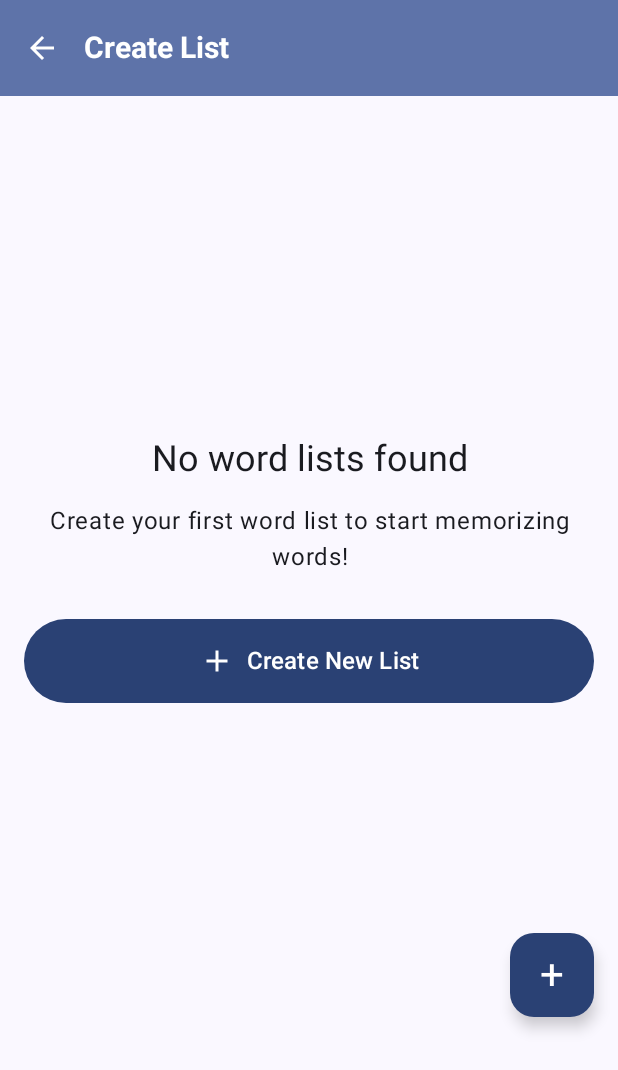
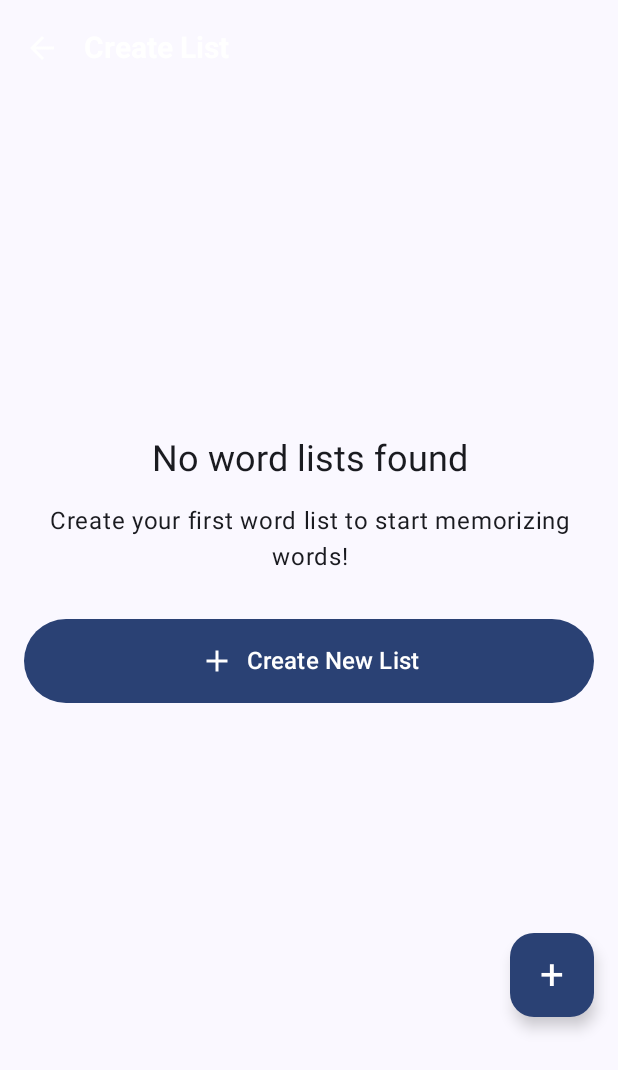
Before and after one commit to Furkanbariss/Memorize_Words, an Android app built with Jetpack Compose: the AddWordsScreen screen opened through its navigation route, on a phone screen of 412 x 824 dp. Shown: the top 1070 px of the screen. Run offline under Robolectric (Android 15) with nearby library versions, the phone set to English and light mode, and no system bars; our stand-ins replace AdMob; 1 statement that could not run was skipped.

Commit message:
topbar fixed

```diff
--- a/app/src/main/java/com/furkanbarissonmezisik/memorizewords/ui/screen/AddWordsScreen.kt
+++ b/app/src/main/java/com/furkanbarissonmezisik/memorizewords/ui/screen/AddWordsScreen.kt
@@ -12,6 +12,7 @@ import androidx.compose.material3.*
 import androidx.compose.runtime.*
 import androidx.compose.ui.Alignment
 import androidx.compose.ui.Modifier
+import androidx.compose.ui.graphics.Color
 import androidx.compose.ui.text.font.FontWeight
 import androidx.compose.ui.text.style.TextAlign
 import androidx.compose.ui.unit.dp
@@ -82,7 +83,7 @@ fun AddWordsScreen(
                     }
                 },
                 colors = TopAppBarDefaults.topAppBarColors(
-                    containerColor = MaterialTheme.colorScheme.primaryContainer,
+                    containerColor = Color.Transparent,
                     titleContentColor = MaterialTheme.colorScheme.onPrimaryContainer,
                     navigationIconContentColor = MaterialTheme.colorScheme.onPrimaryContainer
                 )
--- a/app/src/main/java/com/furkanbarissonmezisik/memorizewords/ui/screen/HomeScreen.kt
+++ b/app/src/main/java/com/furkanbarissonmezisik/memorizewords/ui/screen/HomeScreen.kt
@@ -11,6 +11,7 @@ import androidx.compose.material3.*
 import androidx.compose.runtime.*
 import androidx.compose.ui.Alignment
 import androidx.compose.ui.Modifier
+import androidx.compose.ui.graphics.Color
 import androidx.compose.ui.text.font.FontWeight
 import androidx.compose.ui.text.style.TextAlign
 import androidx.compose.ui.unit.dp
@@ -74,7 +75,7 @@ fun HomeScreen(
                     }
                 },
                 colors = TopAppBarDefaults.topAppBarColors(
-                    containerColor = MaterialTheme.colorScheme.primaryContainer,
+                    containerColor = Color.Transparent,
                     titleContentColor = MaterialTheme.colorScheme.onPrimaryContainer
                 )
             )
--- a/app/src/main/java/com/furkanbarissonmezisik/memorizewords/ui/screen/InfoScreen.kt
+++ b/app/src/main/java/com/furkanbarissonmezisik/memorizewords/ui/screen/InfoScreen.kt
@@ -12,6 +12,7 @@ import androidx.compose.material3.*
 import androidx.compose.runtime.*
 import androidx.compose.ui.Alignment
 import androidx.compose.ui.Modifier
+import androidx.compose.ui.graphics.Color
 import androidx.compose.ui.res.stringResource
 import androidx.compose.ui.text.font.FontWeight
 import androidx.compose.ui.text.style.TextAlign
@@ -43,7 +44,7 @@ fun InfoScreen(
                     }
                 },
                 colors = TopAppBarDefaults.topAppBarColors(
-                    containerColor = MaterialTheme.colorScheme.primaryContainer,
+                    containerColor = Color.Transparent,
                     titleContentColor = MaterialTheme.colorScheme.onPrimaryContainer,
                     navigationIconContentColor = MaterialTheme.colorScheme.onPrimaryContainer
                 )
--- a/app/src/main/java/com/furkanbarissonmezisik/memorizewords/ui/screen/LearnModeSelectionScreen.kt
+++ b/app/src/main/java/com/furkanbarissonmezisik/memorizewords/ui/screen/LearnModeSelectionScreen.kt
@@ -9,6 +9,7 @@ import androidx.compose.material3.*
 import androidx.compose.runtime.*
 import androidx.compose.ui.Alignment
 import androidx.compose.ui.Modifier
+import androidx.compose.ui.graphics.Color
 import androidx.compose.ui.text.font.FontWeight
 import androidx.compose.ui.text.style.TextAlign
 import androidx.compose.ui.unit.dp
@@ -42,7 +43,7 @@ fun LearnModeSelectionScreen(
                     }
                 },
                 colors = TopAppBarDefaults.topAppBarColors(
-                    containerColor = MaterialTheme.colorScheme.primaryContainer,
+                    containerColor = Color.Transparent,
                     titleContentColor = MaterialTheme.colorScheme.onPrimaryContainer,
                     navigationIconContentColor = MaterialTheme.colorScheme.onPrimaryContainer
                 )
--- a/app/src/main/java/com/furkanbarissonmezisik/memorizewords/ui/screen/LearnScreen.kt
+++ b/app/src/main/java/com/furkanbarissonmezisik/memorizewords/ui/screen/LearnScreen.kt
@@ -10,6 +10,7 @@ import androidx.compose.material3.*
 import androidx.compose.runtime.*
 import androidx.compose.ui.Alignment
 import androidx.compose.ui.Modifier
+import androidx.compose.ui.graphics.Color
 import androidx.compose.ui.text.font.FontWeight
 import androidx.compose.ui.text.style.TextAlign
 import androidx.compose.ui.unit.dp
@@ -104,7 +105,7 @@ fun LearnScreen(
                     }
                 },
                 colors = TopAppBarDefaults.topAppBarColors(
-                    containerColor = MaterialTheme.colorScheme.primaryContainer,
+                    containerColor = Color.Transparent,
                     titleContentColor = MaterialTheme.colorScheme.onPrimaryContainer,
                     navigationIconContentColor = MaterialTheme.colorScheme.onPrimaryContainer
                 )
--- a/app/src/main/java/com/furkanbarissonmezisik/memorizewords/ui/screen/SettingsScreen.kt
+++ b/app/src/main/java/com/furkanbarissonmezisik/memorizewords/ui/screen/SettingsScreen.kt
@@ -15,6 +15,7 @@ import androidx.compose.runtime.*
 import androidx.compose.runtime.mutableStateOf
 import androidx.compose.ui.Alignment
 import androidx.compose.ui.Modifier
+import androidx.compose.ui.graphics.Color
 import androidx.compose.ui.platform.LocalContext
 import androidx.compose.ui.text.font.FontWeight
 import androidx.compose.ui.text.style.TextAlign
@@ -70,7 +71,7 @@ fun SettingsScreen(
                     }
                 },
                 colors = TopAppBarDefaults.topAppBarColors(
-                    containerColor = MaterialTheme.colorScheme.primaryContainer,
+                    containerColor = Color.Transparent,
                     titleContentColor = MaterialTheme.colorScheme.onPrimaryContainer,
                     navigationIconContentColor = MaterialTheme.colorScheme.onPrimaryContainer
                 )
--- a/app/src/main/java/com/furkanbarissonmezisik/memorizewords/ui/screen/WordListScreen.kt
+++ b/app/src/main/java/com/furkanbarissonmezisik/memorizewords/ui/screen/WordListScreen.kt
@@ -12,6 +12,7 @@ import androidx.compose.material3.*
 import androidx.compose.runtime.*
 import androidx.compose.ui.Alignment
 import androidx.compose.ui.Modifier
+import androidx.compose.ui.graphics.Color
 import androidx.compose.ui.text.font.FontWeight
 import androidx.compose.ui.unit.dp
 import androidx.compose.ui.unit.sp
@@ -70,7 +71,7 @@ fun WordListScreen(
                     }
                 },
                 colors = TopAppBarDefaults.topAppBarColors(
-                    containerColor = MaterialTheme.colorScheme.primaryContainer,
+                    containerColor = Color.Transparent,
                     titleContentColor = MaterialTheme.colorScheme.onPrimaryContainer,
                     navigationIconContentColor = MaterialTheme.colorScheme.onPrimaryContainer
                 )
```
